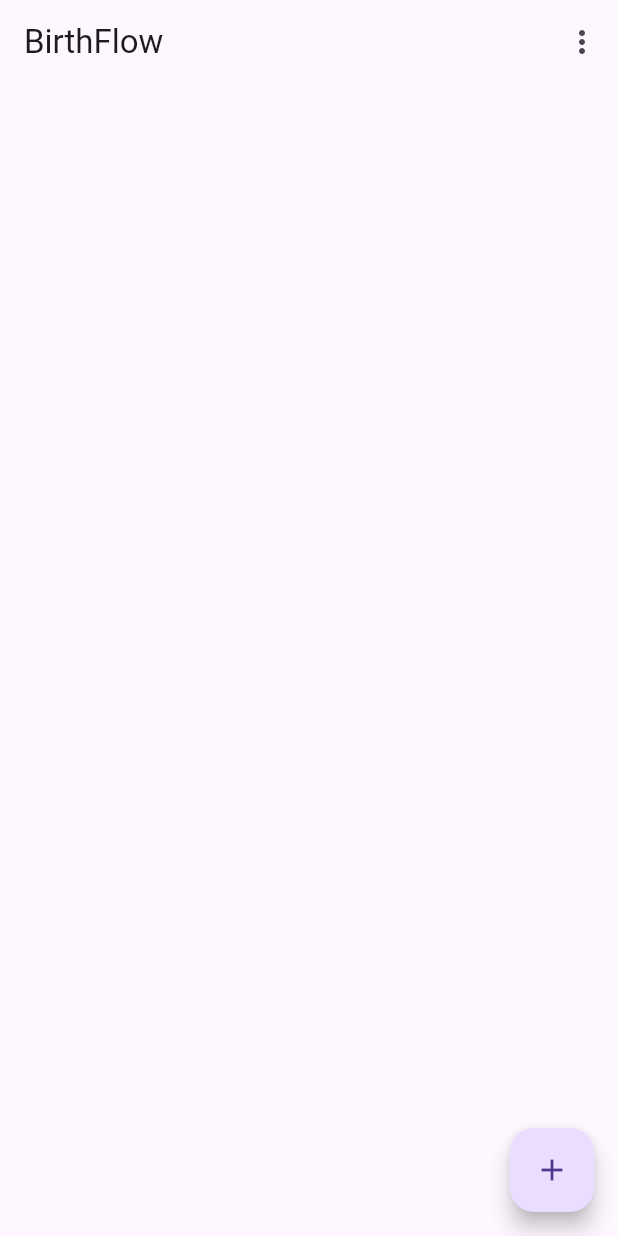
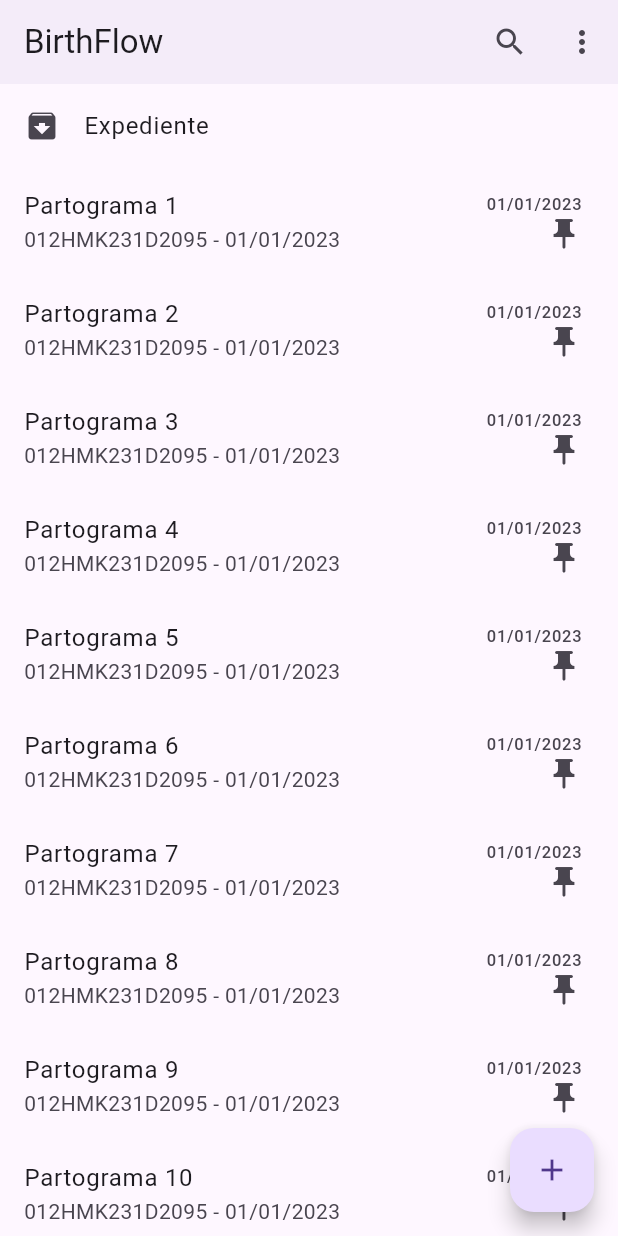
Before and after one commit to light-dawn-softwares/BirthFlow, a Flutter app: the screen it shows after launch, on a phone screen of 412 x 824 dp. Run offline on Flutter 3.47's test engine with Material 2 defaults, Android fonts, the phone set to English and light mode, and no system bars; our stand-ins replace auto_route, charts_flutter, freezed_annotation; missing offline and left inert: charts_common.

Commit message:
feat: Add partograph list to home screen (#23)

```diff
--- a/lib/src/presentation/home/home_screen.dart
+++ b/lib/src/presentation/home/home_screen.dart
@@ -15,7 +15,9 @@ class _HomeState extends State<HomeScreen> {
     return Scaffold(
       appBar: AppBar(
         title: const Text('BirthFlow'),
+        elevation: 2,
         actions: <Widget>[
+          IconButton(onPressed: () {}, icon: const Icon(Icons.search)),
           PopupMenuButton<_Options>(
             padding: const EdgeInsets.all(12),
             position: PopupMenuPosition.under,
@@ -37,6 +39,77 @@ class _HomeState extends State<HomeScreen> {
           ),
         ],
       ),
+      body: CustomScrollView(
+        slivers: [
+          SliverList(
+            delegate: SliverChildBuilderDelegate(
+              (context, index) {
+                if (index == 0) {
+                  return const ListTile(
+                    leading: Icon(Icons.archive),
+                    title: Text('Expediente'),
+                  );
+                } else {
+                  return ListTile(
+                    titleAlignment: ListTileTitleAlignment.center,
+                    title: Text('Partograma $index'),
+                    trailing:  const SizedBox(
+                      width:
+                          100,
+                      child: Column(
+                        crossAxisAlignment: CrossAxisAlignment.end,
+                        mainAxisAlignment: MainAxisAlignment.center,
+                        children: [
+                          Text('01/01/2023'),
+                          Row(
+                            mainAxisAlignment: MainAxisAlignment.end,
+                            crossAxisAlignment: CrossAxisAlignment.end,
+                            children: [
+                              if (true) Icon(Icons.push_pin),
+                            ],
+                          ),
+                        ],
+                      ),
+                    ),
+                    subtitle: const Text('012HMK231D2095 - 01/01/2023'),
+                    onLongPress: () => showModalBottomSheet<void>(
+                      context: context,
+                      showDragHandle: true,
+                      builder: (BuildContext context) {
+                        return SizedBox(
+                          height: 120,
+                          child: Center(
+                            child: Column(
+                              children: <Widget>[
+                                Row(
+                                  mainAxisAlignment: MainAxisAlignment.center,
+                                  children: [
+                                    IconButton(
+                                      onPressed: () {
+                                        Navigator.pop(context);
+                                      },
+                                      icon: const Icon(Icons.push_pin),
+                                    ),
+                                    IconButton(
+                                      onPressed: () {},
+                                      icon: const Icon(Icons.delete),
+                                    ),
+                                  ],
+                                ),
+                              ],
+                            ),
+                          ),
+                        );
+                      },
+                    ),
+                  );
+                }
+              },
+              childCount: 100,
+            ),
+          ),
+        ],
+      ),
       floatingActionButton: FloatingActionButton(
         tooltip: 'Nuevo',
         onPressed: () {},
```
